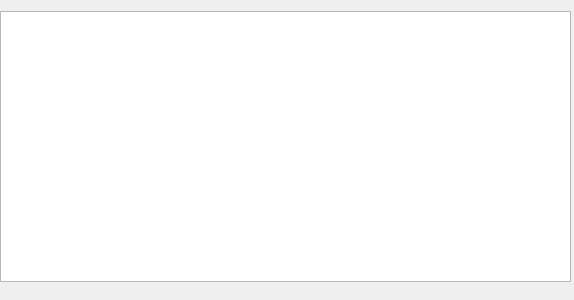
Before: the Qt Designer form src/ui/Designer/HierarchyWidget.ui in pySUMO/pysumo, drawn with Qt 5.
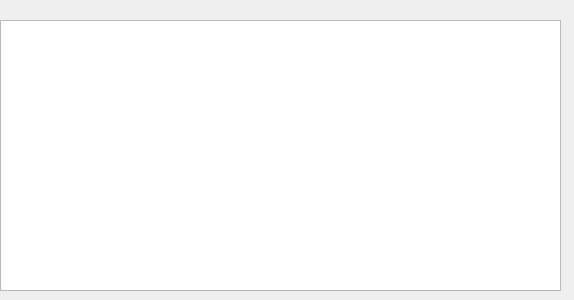
After: the same form once the commit is applied.

Commit message: ui/Designer/HierachyWidget: Add Layout

What changed in the file:
```diff
--- a/src/ui/Designer/HierarchyWidget.ui
+++ b/src/ui/Designer/HierarchyWidget.ui
@@ -13,15 +13,33 @@
   <property name="windowTitle">
    <string>Form</string>
   </property>
-  <widget class="QTreeView" name="treeView">
+  <widget class="QWidget" name="">
    <property name="geometry">
     <rect>
      <x>0</x>
-     <y>11</y>
-     <width>571</width>
-     <height>271</height>
+     <y>0</y>
+     <width>561</width>
+     <height>291</height>
     </rect>
    </property>
+   <layout class="QVBoxLayout" name="verticalLayout">
+    <item>
+     <spacer name="horizontalSpacer">
+      <property name="orientation">
+       <enum>Qt::Horizontal</enum>
+      </property>
+      <property name="sizeHint" stdset="0">
+       <size>
+        <width>40</width>
+        <height>20</height>
+       </size>
+      </property>
+     </spacer>
+    </item>
+    <item>
+     <widget class="QTreeView" name="treeView"/>
+    </item>
+   </layout>
   </widget>
  </widget>
  <resources/>
```
The commit also changes 1 other file.
